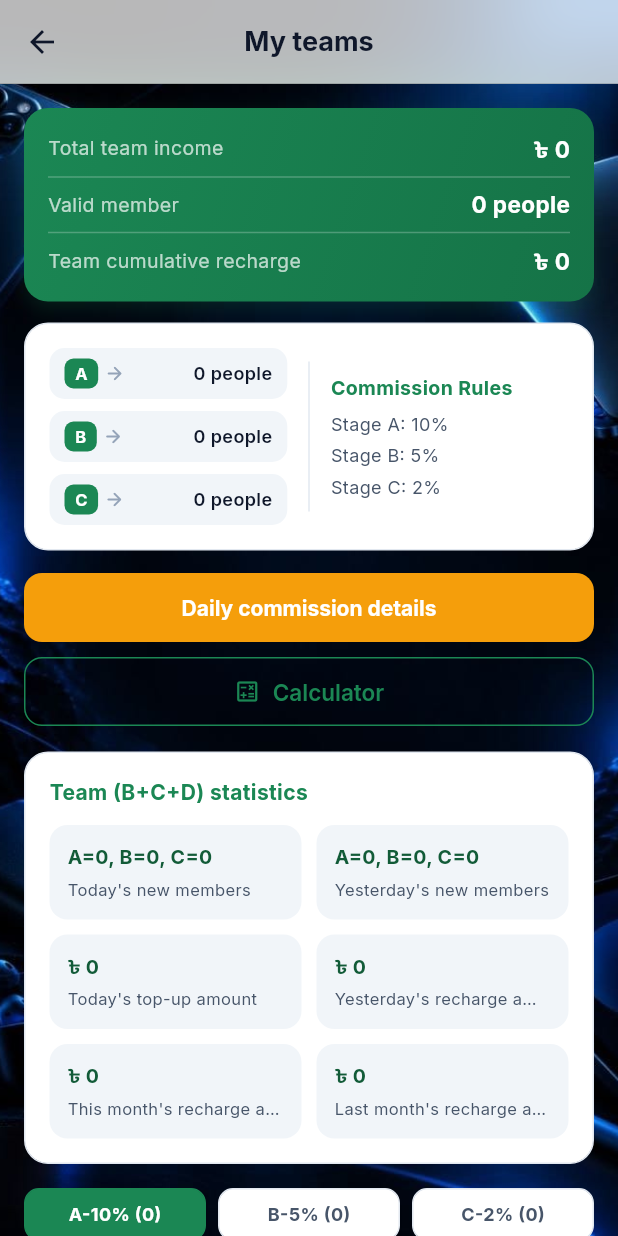
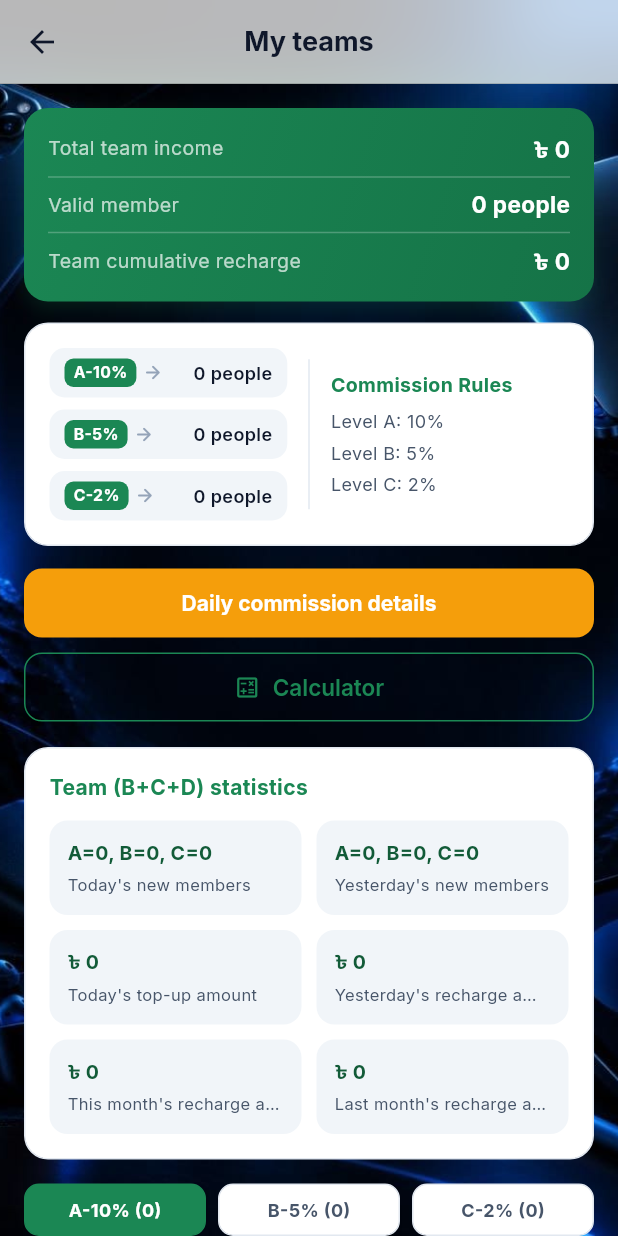
Before and after one commit to maynul-soft/projonmo, a Flutter app: the MyTeamsView screen opened by its route, on a phone screen of 412 x 824 dp. Run offline on Flutter 3.47's test engine with Material 3 defaults, Android fonts, the phone set to English and light mode, and no system bars; our stand-ins replace dio, get, google_fonts, shared_preferences; missing offline and left inert: dart:html, dart:ui_web; accounts and stored records are empty; network calls fail.

Commit message:
update team commission rate

```diff
--- a/lib/features/my_teams/views/my_teams_view.dart
+++ b/lib/features/my_teams/views/my_teams_view.dart
@@ -140,11 +140,11 @@ class MyTeamsView extends GetView<TeamController> {
               flex: 5,
               child: Column(
                 children: [
-                  _buildLevelPill('A', s.countA),
+                  _buildLevelPill('A', s.countA, controller.formatRate(controller.rateA.value)),
                   const SizedBox(height: 8),
-                  _buildLevelPill('B', s.countB),
+                  _buildLevelPill('B', s.countB, controller.formatRate(controller.rateB.value)),
                   const SizedBox(height: 8),
-                  _buildLevelPill('C', s.countC),
+                  _buildLevelPill('C', s.countC, controller.formatRate(controller.rateC.value)),
                 ],
               ),
             ),
@@ -162,11 +162,11 @@ class MyTeamsView extends GetView<TeamController> {
                     style: TextStyle(fontWeight: FontWeight.bold, fontSize: 13, color: AppColors.primary),
                   ),
                   const SizedBox(height: 6),
-                  Text('Stage A: ${controller.formatRate(controller.rateA.value)}', style: const TextStyle(fontSize: 12, color: AppColors.textSecondary)),
+                  Text('Level A: ${controller.formatRate(controller.rateA.value)}', style: const TextStyle(fontSize: 12, color: AppColors.textSecondary)),
                   const SizedBox(height: 4),
-                  Text('Stage B: ${controller.formatRate(controller.rateB.value)}', style: const TextStyle(fontSize: 12, color: AppColors.textSecondary)),
+                  Text('Level B: ${controller.formatRate(controller.rateB.value)}', style: const TextStyle(fontSize: 12, color: AppColors.textSecondary)),
                   const SizedBox(height: 4),
-                  Text('Stage C: ${controller.formatRate(controller.rateC.value)}', style: const TextStyle(fontSize: 12, color: AppColors.textSecondary)),
+                  Text('Level C: ${controller.formatRate(controller.rateC.value)}', style: const TextStyle(fontSize: 12, color: AppColors.textSecondary)),
                 ],
               ),
             ),
@@ -176,7 +176,7 @@ class MyTeamsView extends GetView<TeamController> {
     });
   }
 
-  Widget _buildLevelPill(String level, int count) {
+  Widget _buildLevelPill(String level, int count, [String? rate]) {
     return Container(
       padding: const EdgeInsets.symmetric(horizontal: 10, vertical: 7),
       decoration: BoxDecoration(
@@ -186,14 +186,14 @@ class MyTeamsView extends GetView<TeamController> {
       child: Row(
         children: [
           Container(
-            padding: const EdgeInsets.symmetric(horizontal: 7, vertical: 2),
+            padding: const EdgeInsets.symmetric(horizontal: 6, vertical: 2),
             decoration: BoxDecoration(
               color: AppColors.primary,
               borderRadius: BorderRadius.circular(6),
             ),
             child: Text(
-              level,
-              style: const TextStyle(color: Colors.white, fontWeight: FontWeight.bold, fontSize: 11),
+              rate != null && rate.isNotEmpty ? '$level-$rate' : level,
+              style: const TextStyle(color: Colors.white, fontWeight: FontWeight.bold, fontSize: 10.5),
             ),
           ),
           const SizedBox(width: 4),
```
Also changed, not shown: lib/features/my_teams/controllers/team_controller.dart (+17 -5 lines).
